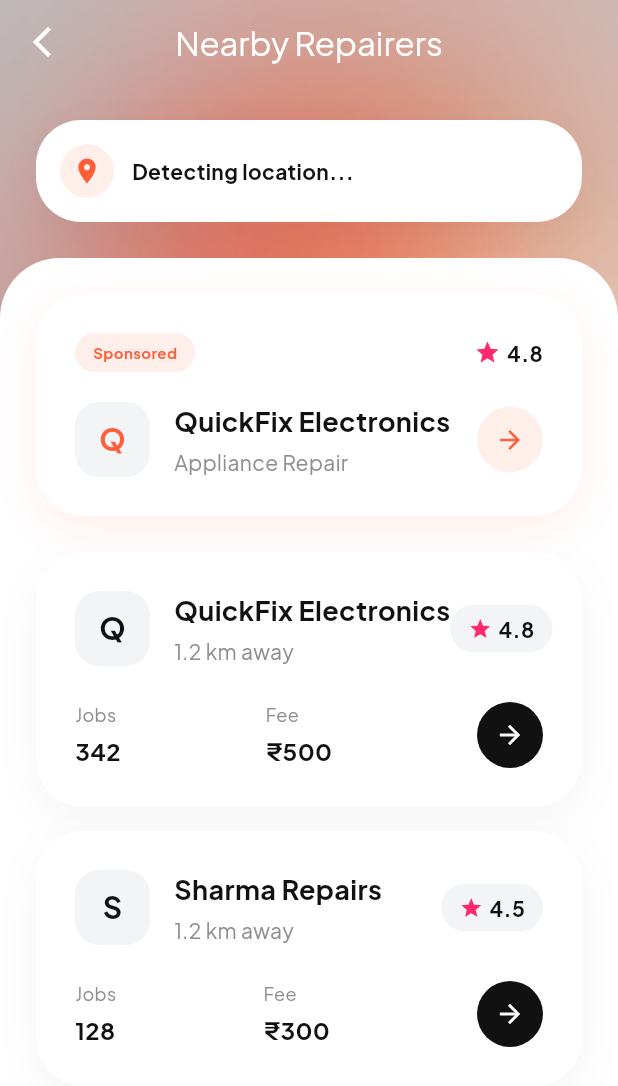
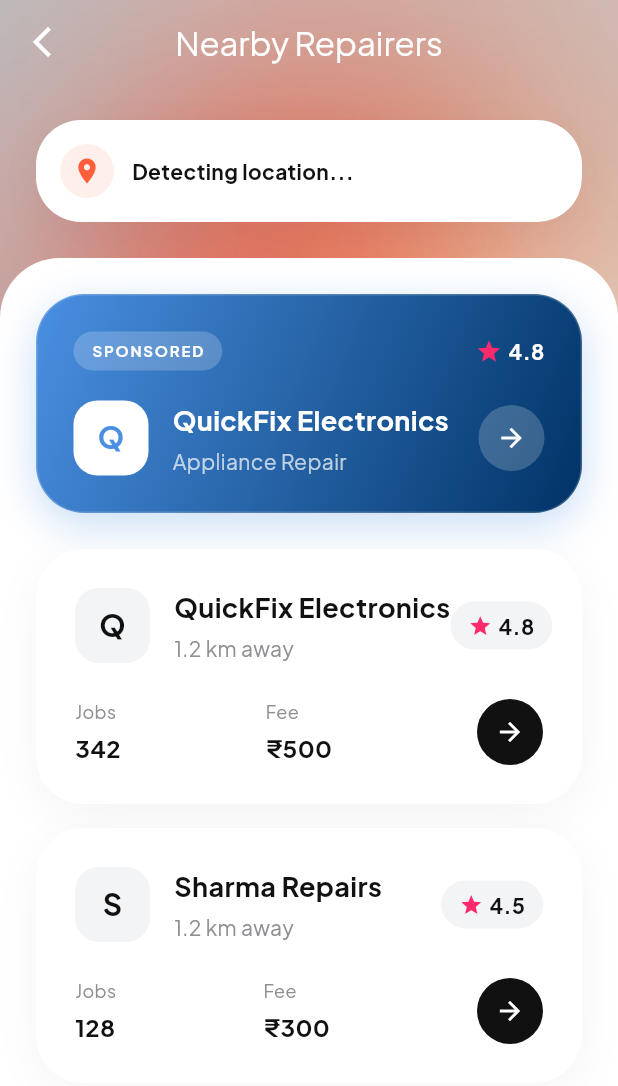
Before and after one commit to vishaltn74-dev/sortit, a Flutter app: the RepairersScreen screen opened directly with empty values, on a phone screen of 412 x 824 dp. Shown: the top 1086 px of the screen. Run offline on Flutter 3.47's test engine with Material 3 defaults, Android fonts, the phone set to English and light mode, and no system bars; our stand-ins replace google_fonts.

Commit message:
feat: redesign sponsored card with premium blue gradient

```diff
--- a/lib/widgets/sponsored_card.dart
+++ b/lib/widgets/sponsored_card.dart
@@ -20,12 +20,16 @@ class SponsoredCard extends StatelessWidget {
         margin: const EdgeInsets.only(bottom: 16),
         padding: const EdgeInsets.all(24),
         decoration: BoxDecoration(
-          color: AppTheme.pureWhite,
+          gradient: const LinearGradient(
+            colors: [Color(0xFF4A90E2), Color(0xFF003366)], // Premium blue gradient
+            begin: Alignment.topLeft,
+            end: Alignment.bottomRight,
+          ),
           borderRadius: BorderRadius.circular(32),
-          border: Border.all(color: Colors.white, width: 2),
+          border: Border.all(color: Colors.white.withValues(alpha: 0.2), width: 1),
           boxShadow: [
             BoxShadow(
-              color: AppTheme.primaryRed.withValues(alpha: 0.1),
+              color: const Color(0xFF4A90E2).withValues(alpha: 0.3),
               blurRadius: 24,
               offset: const Offset(0, 8),
             )
@@ -40,15 +44,16 @@ class SponsoredCard extends StatelessWidget {
                 Container(
                   padding: const EdgeInsets.symmetric(horizontal: 12, vertical: 6),
                   decoration: BoxDecoration(
-                    color: AppTheme.primaryRed.withValues(alpha: 0.1),
+                    color: AppTheme.pureWhite.withValues(alpha: 0.2),
                     borderRadius: BorderRadius.circular(16),
                   ),
                   child: const Text(
-                    'Sponsored',
+                    'SPONSORED',
                     style: TextStyle(
-                      color: AppTheme.primaryRed,
+                      color: AppTheme.pureWhite,
                       fontSize: 10,
                       fontWeight: FontWeight.bold,
+                      letterSpacing: 1.2,
                     ),
                   ),
                 ),
@@ -59,7 +64,7 @@ class SponsoredCard extends StatelessWidget {
                     Text(
                       repairer.rating.toString(),
                       style: const TextStyle(
-                        color: AppTheme.trueBlack,
+                        color: AppTheme.pureWhite,
                         fontWeight: FontWeight.bold,
                       ),
                     ),
@@ -74,14 +79,14 @@ class SponsoredCard extends StatelessWidget {
                   height: 50,
                   width: 50,
                   decoration: BoxDecoration(
-                    color: AppTheme.bgLightGrey,
+                    color: AppTheme.pureWhite,
                     borderRadius: BorderRadius.circular(16),
                   ),
                   child: Center(
                     child: Text(
                       repairer.name[0],
                       style: const TextStyle(
-                        color: AppTheme.primaryRed,
+                        color: Color(0xFF4A90E2),
                         fontSize: 20,
                         fontWeight: FontWeight.bold,
                       ),
@@ -96,7 +101,7 @@ class SponsoredCard extends StatelessWidget {
                       Text(
                         repairer.name,
                         style: const TextStyle(
-                          color: AppTheme.trueBlack,
+                          color: AppTheme.pureWhite,
                           fontSize: 18,
                           fontWeight: FontWeight.bold,
                         ),
@@ -104,8 +109,8 @@ class SponsoredCard extends StatelessWidget {
                       const SizedBox(height: 4),
                       Text(
                         repairer.category,
-                        style: const TextStyle(
-                          color: AppTheme.greyText,
+                        style: TextStyle(
+                          color: AppTheme.pureWhite.withValues(alpha: 0.7),
                           fontSize: 14,
                         ),
                       ),
@@ -115,10 +120,10 @@ class SponsoredCard extends StatelessWidget {
                 Container(
                   padding: const EdgeInsets.all(12),
                   decoration: BoxDecoration(
-                    color: AppTheme.primaryRed.withValues(alpha: 0.1),
+                    color: AppTheme.pureWhite.withValues(alpha: 0.2),
                     shape: BoxShape.circle,
                   ),
-                  child: const Icon(Icons.arrow_forward, color: AppTheme.primaryRed, size: 20),
+                  child: const Icon(Icons.arrow_forward, color: AppTheme.pureWhite, size: 20),
                 )
               ],
             ),
```
